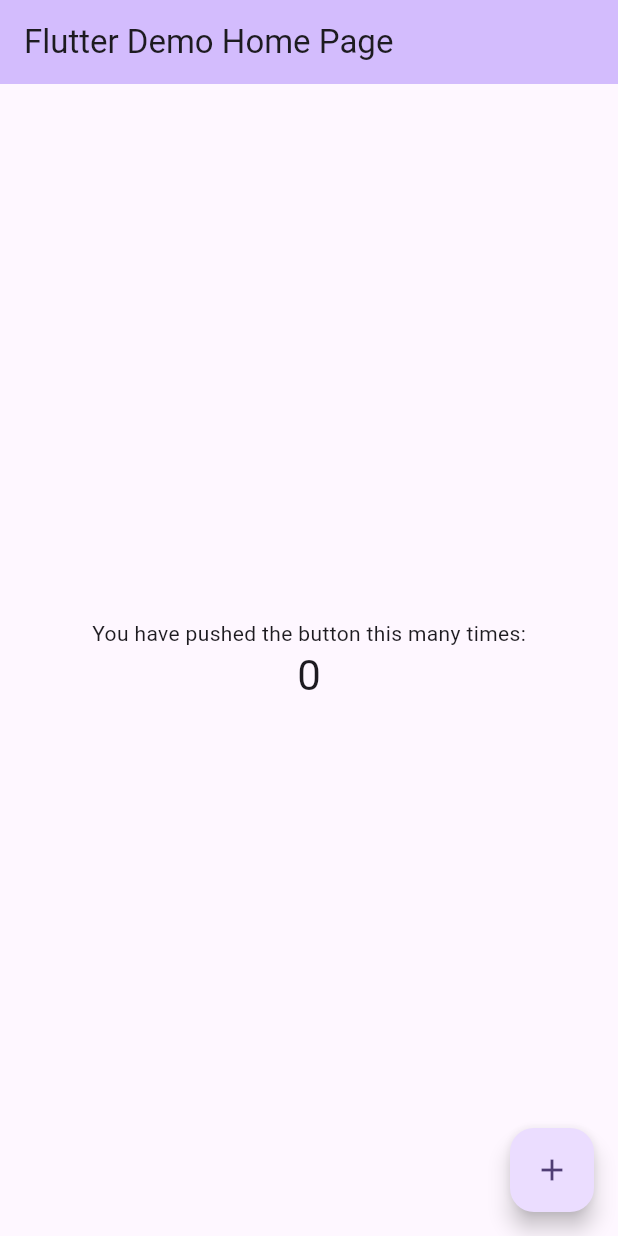
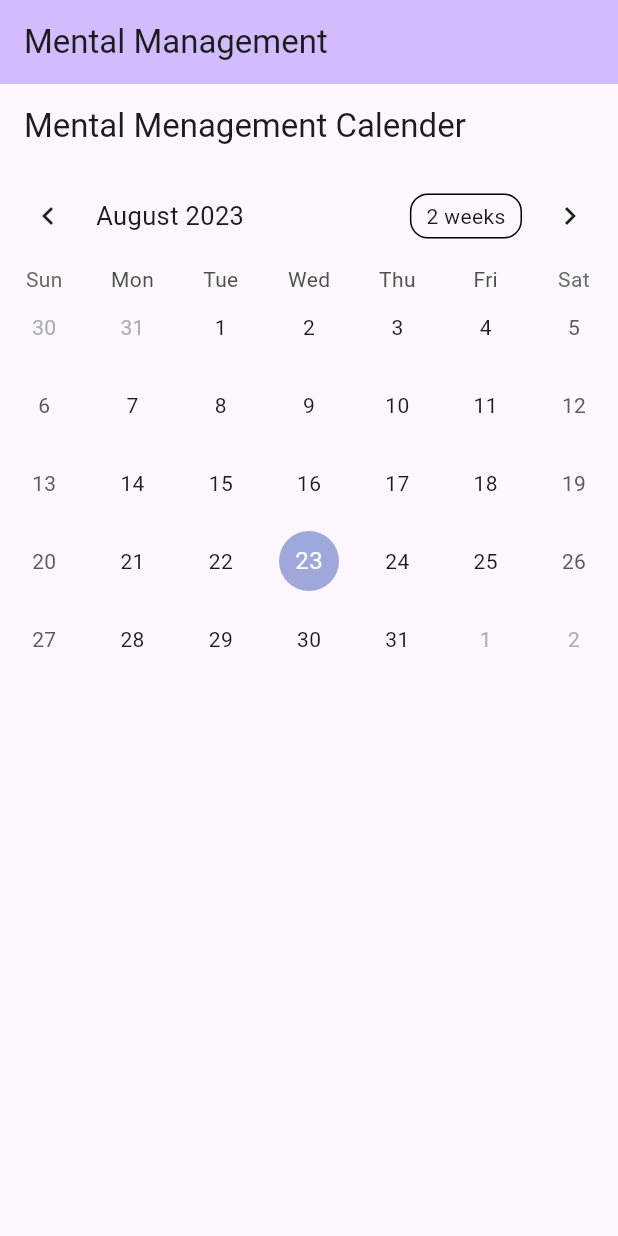
Before and after one commit to tera1994/mental_calendar, a Flutter app: the screen it shows after launch, on a phone screen of 412 x 824 dp. Run offline on Flutter 3.47's test engine with Material 2 defaults, Android fonts, the phone set to English and light mode, and no system bars; drawn by our look-alikes of table_calendar.

Commit message:
Add calender screen

```diff
--- /dev/null
+++ b/lib/calender.dart
@@ -0,0 +1,59 @@
+import 'package:flutter/material.dart';
+import 'package:table_calendar/table_calendar.dart';
+
+
+
+class Calender extends StatefulWidget {
+  @override
+  _Calender createState() => _Calender();
+}
+
+class _Calender extends State<Calender> {
+  CalendarFormat _calendarFormat = CalendarFormat.month;
+  DateTime _focusedDay = DateTime.now();
+  DateTime? _selectedDay;
+
+  @override
+  Widget build(BuildContext context) {
+    return Scaffold(
+      appBar: AppBar(
+        title: Text('Mental Menagement Calender'),
+      ),
+      body: TableCalendar(
+        firstDay: DateTime(_focusedDay.year, _focusedDay.month - 3, _focusedDay.day),
+        lastDay: DateTime(_focusedDay.year, _focusedDay.month + 3, _focusedDay.day),
+        focusedDay: _focusedDay,
+        calendarFormat: _calendarFormat,
+        selectedDayPredicate: (day) {
+          // Use `selectedDayPredicate` to determine which day is currently selected.
+          // If this returns true, then `day` will be marked as selected.
+
+          // Using `isSameDay` is recommended to disregard
+          // the time-part of compared DateTime objects.
+          return isSameDay(_selectedDay, day);
+        },
+        onDaySelected: (selectedDay, focusedDay) {
+          if (!isSameDay(_selectedDay, selectedDay)) {
+            // Call `setState()` when updating the selected day
+            setState(() {
+              _selectedDay = selectedDay;
+              _focusedDay = focusedDay;
+            });
+          }
+        },
+        onFormatChanged: (format) {
+          if (_calendarFormat != format) {
+            // Call `setState()` when updating calendar format
+            setState(() {
+              _calendarFormat = format;
+            });
+          }
+        },
+        onPageChanged: (focusedDay) {
+          // No need to call `setState()` here
+          _focusedDay = focusedDay;
+        },
+      ),
+    );
+  }
+}
--- a/lib/main.dart
+++ b/lib/main.dart
@@ -1,5 +1,5 @@
 import 'package:flutter/material.dart';
-
+import 'calender.dart';
 void main() {
   runApp(const MyApp());
 }
@@ -11,42 +11,18 @@
   @override
   Widget build(BuildContext context) {
     return MaterialApp(
-      title: 'Flutter Demo',
+      title: 'Mental Management',
       theme: ThemeData(
-        // This is the theme of your application.
-        //
-        // TRY THIS: Try running your application with "flutter run". You'll see
-        // the application has a blue toolbar. Then, without quitting the app,
-        // try changing the seedColor in the colorScheme below to Colors.green
-        // and then invoke "hot reload" (save your changes or press the "hot
-        // reload" button in a Flutter-supported IDE, or press "r" if you used
-        // the command line to start the app).
-        //
-        // Notice that the counter didn't reset back to zero; the application
-        // state is not lost during the reload. To reset the state, use hot
-        // restart instead.
-        //
-        // This works for code too, not just values: Most code changes can be
-        // tested with just a hot reload.
         colorScheme: ColorScheme.fromSeed(seedColor: Colors.deepPurple),
         useMaterial3: true,
       ),
-      home: const MyHomePage(title: 'Flutter Demo Home Page'),
+      home: const MyHomePage(title: 'Mental Management'),
     );
   }
 }
 
 class MyHomePage extends StatefulWidget {
   const MyHomePage({super.key, required this.title});
-
-  // This widget is the home page of your application. It is stateful, meaning
-  // that it has a State object (defined below) that contains fields that affect
-  // how it looks.
-
-  // This class is the configuration for the state. It holds the values (in this
-  // case the title) provided by the parent (in this case the App widget) and
-  // used by the build method of the State. Fields in a Widget subclass are
-  // always marked "final".
 
   final String title;
 
@@ -55,18 +31,6 @@
 }
 
 class _MyHomePageState extends State<MyHomePage> {
-  int _counter = 0;
-
-  void _incrementCounter() {
-    setState(() {
-      // This call to setState tells the Flutter framework that something has
-      // changed in this State, which causes it to rerun the build method below
-      // so that the display can reflect the updated values. If we changed
-      // _counter without calling setState(), then the build method would not be
-      // called again, and so nothing would appear to happen.
-      _counter++;
-    });
-  }
 
   @override
   Widget build(BuildContext context) {
@@ -89,37 +53,8 @@
       body: Center(
         // Center is a layout widget. It takes a single child and positions it
         // in the middle of the parent.
-        child: Column(
-          // Column is also a layout widget. It takes a list of children and
-          // arranges them vertically. By default, it sizes itself to fit its
-          // children horizontally, and tries to be as tall as its parent.
-          //
-          // Column has various properties to control how it sizes itself and
-          // how it positions its children. Here we use mainAxisAlignment to
-          // center the children vertically; the main axis here is the vertical
-          // axis because Columns are vertical (the cross axis would be
-          // horizontal).
-          //
-          // TRY THIS: Invoke "debug painting" (choose the "Toggle Debug Paint"
-          // action in the IDE, or press "p" in the console), to see the
-          // wireframe for each widget.
-          mainAxisAlignment: MainAxisAlignment.center,
-          children: <Widget>[
-            const Text(
-              'You have pushed the button this many times:',
-            ),
-            Text(
-              '$_counter',
-              style: Theme.of(context).textTheme.headlineMedium,
-            ),
-          ],
-        ),
-      ),
-      floatingActionButton: FloatingActionButton(
-        onPressed: _incrementCounter,
-        tooltip: 'Increment',
-        child: const Icon(Icons.add),
-      ), // This trailing comma makes auto-formatting nicer for build methods.
+        child: Calender(),
+      )
     );
   }
 }
--- a/pubspec.yaml
+++ b/pubspec.yaml
@@ -30,6 +30,8 @@ environment:
 dependencies:
   flutter:
     sdk: flutter
+  table_calendar: ^3.0.9
+  intl: ^0.18.1
 
 
   # The following adds the Cupertino Icons font to your application.
```
Also changed, not shown: pubspec.lock.
